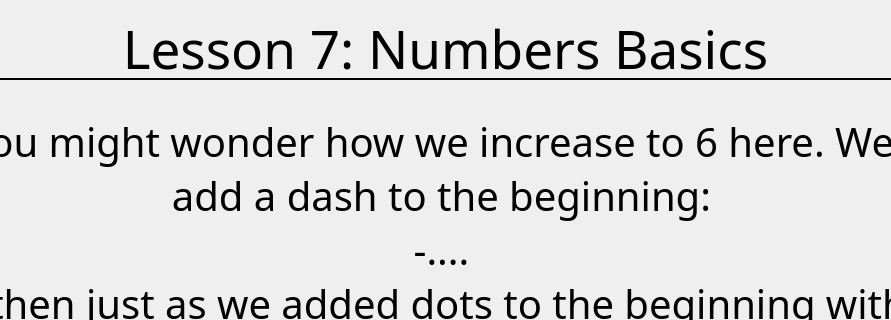
First picture: the form in MorseCodeLearner/numbersbasics.ui, repository UofU-CS3505/cs3505-assignment9-the_tigers, before the edit; both pictures show x 199 to 1090 and y 0 to 320 of the 1280 by 720 pixel window.
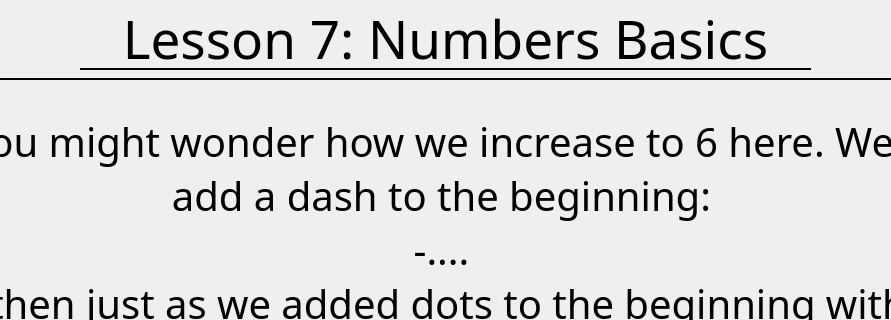
Second picture: the form after the edit.

Diff of the .ui file:
```diff
--- a/MorseCodeLearner/numbersbasics.ui
+++ b/MorseCodeLearner/numbersbasics.ui
@@ -161,7 +161,7 @@
     <property name="geometry">
      <rect>
       <x>280</x>
-      <y>20</y>
+      <y>10</y>
       <width>731</width>
       <height>61</height>
      </rect>
```
